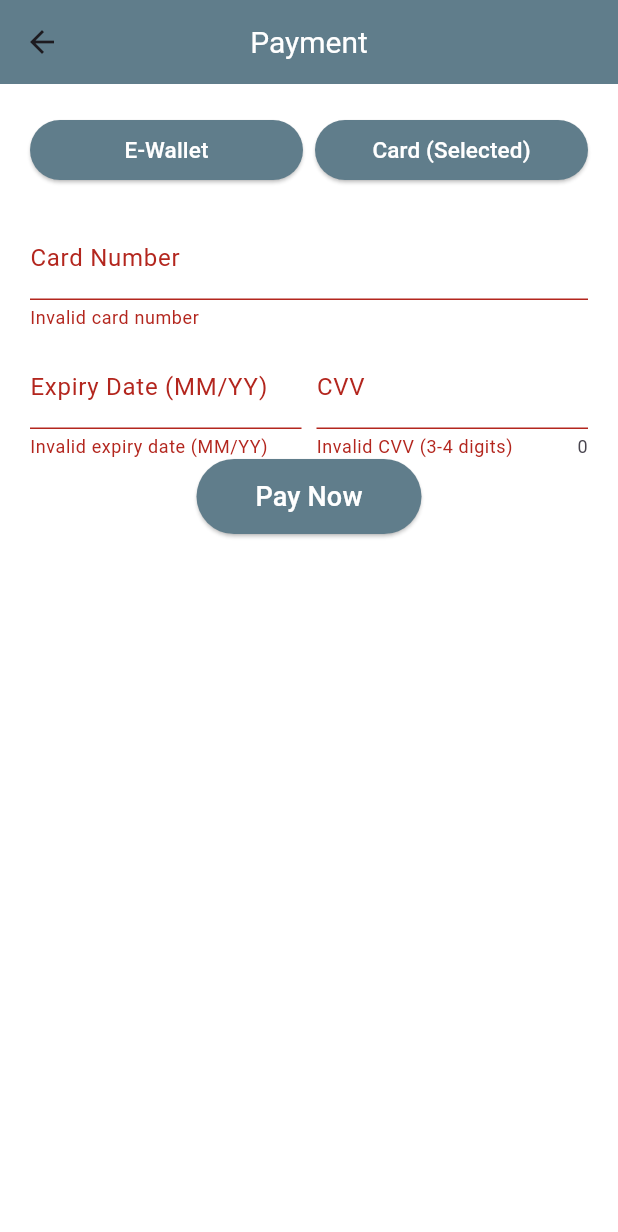
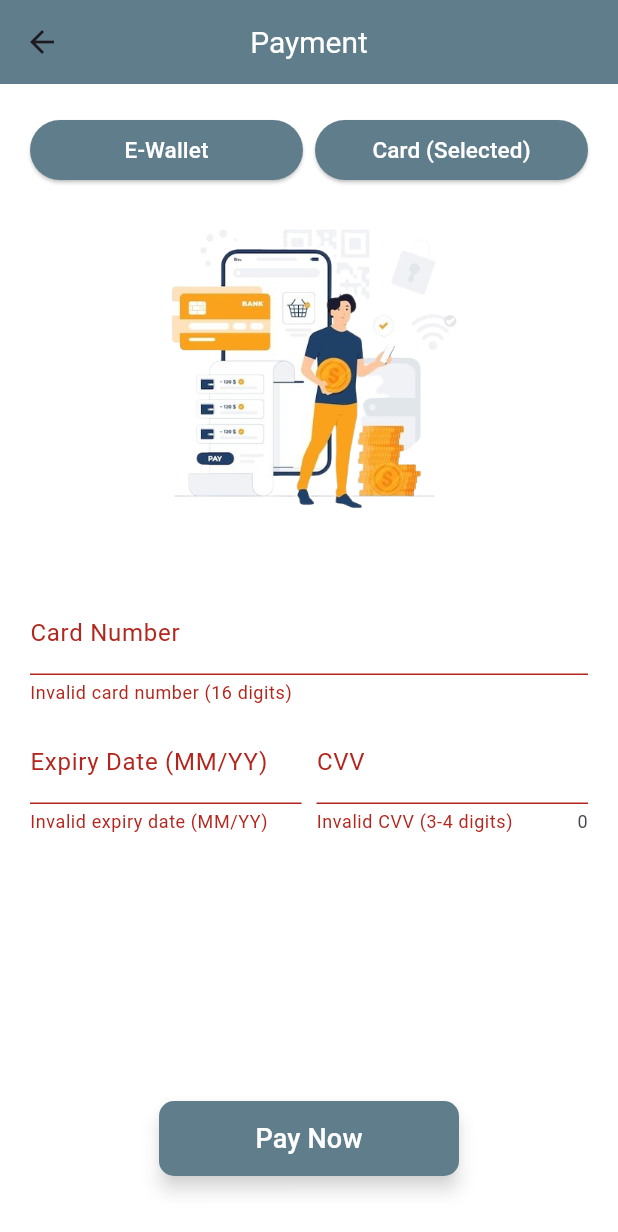
Before and after one commit to hb2909/tapa_0, a Flutter app: the PaymentScreen screen opened directly, on a phone screen of 412 x 824 dp. Shown: the top 1232 px of the screen. Run offline on Flutter 3.47's test engine with Material 3 defaults, Android fonts, the phone set to English and light mode, and no system bars; our stand-ins replace firebase_auth, firebase_core, firebase_database, firebase_messaging, flutter_local_notifications, modal_bottom_sheet and 1 more; missing offline and left inert: intro_screen_onboarding_flutter, qr_code_scanner, wifi_iot; accounts and stored records are empty.

Commit message:
Updated Screens

```diff
--- a/lib/screens/payment.dart
+++ b/lib/screens/payment.dart
@@ -10,137 +10,6 @@ import 'package:firebase_auth/firebase_auth.dart';
 import 'package:flutter/material.dart';
 import 'package:flutter/foundation.dart';
 
-// class PaymentScreen extends StatefulWidget {
-//   @override
-//   _PaymentScreenState createState() => _PaymentScreenState();
-// }
-
-
-// class _PaymentScreenState extends State<PaymentScreen> {
-//   String _selectedPaymentMethod = 'card'; // Default selection
-
-//   @override
-//   Widget build(BuildContext context) {
-//     return Scaffold(
-//       appBar: AppBar(
-//         backgroundColor: Colors.blueGrey,
-//         title: Text('Payment'),
-//         titleTextStyle: TextStyle(
-//           color: Colors.white,
-//           fontSize: 20.0,
-//         ),
-//         centerTitle: true,
-//       ),
-//       body: Padding(
-//         padding: EdgeInsets.all(20.0),
-//         child: Column(
-//           children: [
-//             Row(
-//               mainAxisAlignment: MainAxisAlignment.center,
-//               children: [
-//                 Expanded(
-//                 child: ElevatedButton(
-//                   onPressed: () => setState(() => _selectedPaymentMethod = 'ewallet'),
-//                   child: Text(
-//                     _selectedPaymentMethod == 'ewallet' ? 'E-Wallet (Selected)' : 'E-Wallet',
-//                     style: TextStyle(
-//                       color: Colors.white,
-//                       fontSize: 15,
-//                     ),),
-//                   style: ElevatedButton.styleFrom(
-//                     backgroundColor: _selectedPaymentMethod == 'ewallet' ? Colors.blue : Colors.blueGrey,
-//                   ),
-//                 ),
-//               ),
-//               SizedBox(width: 8),
-//                 Expanded(
-//                 child: ElevatedButton(
-//                   onPressed: () => setState(() => _selectedPaymentMethod = 'card'),
-//                   child: Text(
-//                     _selectedPaymentMethod == 'card' ? 'Card (Selected)' : 'Card',
-//                     style: TextStyle(
-//                       color: Colors.white,
-//                       fontSize: 15,
-//                     ),),
-//                   style: ElevatedButton.styleFrom(
-//                     backgroundColor: _selectedPaymentMethod == 'ewallet' ? Colors.blue : Colors.blueGrey,
-//                   ),
-//                 ),
-//                 ),
-//               ],
-//             ),
-//             SizedBox(height: 20.0),
-//             if (_selectedPaymentMethod == 'ewallet')
-//               TextField(
-//                 decoration: InputDecoration(
-//                   labelText: 'E-Wallet Number/Username',
-//                 ),
-//               ),
-//             if (_selectedPaymentMethod == 'card')
-//               Column(
-//                 children: [
-//                   TextField(
-//                     decoration: InputDecoration(
-//                       labelText: 'Card Number',
-//                     ),
-//                   ),
-//                   SizedBox(height: 10.0),
-//                   Row(
-//                     children: [
-//                       Flexible(
-//                         child: TextField(
-//                           decoration: InputDecoration(
-//                             labelText: 'Expiry Date (MM/YY)',
-//                           ),
-//                         ),
-//                       ),
-//                       SizedBox(width: 10.0),
-//                       Flexible(
-//                         child: TextField(
-//                           decoration: InputDecoration(
-//                             labelText: 'CVV',
-//                           ),
-//                         ),
-//                       ),
-//                     ],
-//                   ),
-//                 ],
-//               ),
-//             SizedBox(height: 50),
-//             ElevatedButton(
-//               onPressed: () {
-//                 Navigator.of(context)
-//                     .pushReplacement(
-//                   MaterialPageRoute(
-//                     builder: (context) =>
-//                         //HomeScreen(),
-//                         //ConnectionScreen(),
-//                         MyBottomNavigationBar(),
-//                   ),
-//                 );
-//               },
-//               child: Text(
-//                 'Pay Now',
-//                 style: TextStyle(
-//                       color: Colors.white,
-//                       fontSize: 18,
-//                     ),
-//                   ),
-//                   style: ButtonStyle(
-//                     backgroundColor: MaterialStateProperty.all(Colors.blueGrey),
-//                     minimumSize: MaterialStateProperty.all(Size(150, 50)),
-//                   ),
-//                 ),
-//           ],
-//         ),
-//       ),
-//     );
-//   }
-// }
-
-import 'package:flutter/material.dart';
-import 'package:flutter/foundation.dart'; // for required field check
-
 class PaymentScreen extends StatefulWidget {
   @override
   _PaymentScreenState createState() => _PaymentScreenState();
@@ -151,11 +20,11 @@ class _PaymentScreenState extends State<PaymentScreen> {
   String _cardNumber = '';
   String _expiryDate = '';
   String _cvv = '';
+  String _eWallet = '';
+  String _pin = '';
 
   bool _validateCardNumber(String cardNumber) {
-    // Replace with a robust regular expression for card number validation
-    // You can find libraries like 'card_validator' for this purpose
-    return cardNumber.length >= 16; // Placeholder validation
+    return cardNumber.length >= 16;
   }
 
   bool _validateExpiryDate(String expiryDate) {
@@ -174,6 +43,13 @@ class _PaymentScreenState extends State<PaymentScreen> {
     return cvv.length >= 3 && cvv.length <= 4;
   }
 
+  bool _validateEWallet(String eWallet) {
+    return eWallet.isNotEmpty;
+  }
+
+  bool _validatePin(String pin) {
+    return pin.length == 6;
+  }
 
   bool _validateForm() {
     if (_selectedPaymentMethod == 'card') {
@@ -183,16 +59,38 @@ class _PaymentScreenState extends State<PaymentScreen> {
       if (!_validateExpiryDate(_expiryDate)) {
         return false;
       }
-      if (!_validateCvv(_cvv)) {
+    }
+    else if (_selectedPaymentMethod == 'ewallet') {
+      if (!_validateEWallet(_eWallet)) {
+        return false;
+      }
+      if (!_validatePin(_pin)) {
         return false;
       }
     }
-    return true; // Form is valid
+    return true;
+  }
+
+  void _handlePayNow() {
+    if (_validateForm()) {
+      // User input is valid, navigate to Home
+      Navigator.of(context).pushReplacement(
+        MaterialPageRoute(builder: (context) => MyBottomNavigationBar()),
+      );
+    } else {
+      ScaffoldMessenger.of(context).showSnackBar(
+        SnackBar(
+          content: Text('Please fix the highlighted errors before proceeding.'),
+          backgroundColor: Colors.red,
+        ),
+      );
+    }
   }
 
   @override
   Widget build(BuildContext context) {
     return Scaffold(
+      resizeToAvoidBottomInset: false,
       appBar: AppBar(
         backgroundColor: Colors.blueGrey,
         title: Text('Payment'),
@@ -204,11 +102,13 @@ class _PaymentScreenState extends State<PaymentScreen> {
       ),
       body: Padding(
         padding: EdgeInsets.all(20.0),
+        child: Flexible(
         child: Column(
           children: [
             Row(
               mainAxisAlignment: MainAxisAlignment.center,
               children: [
+                SizedBox(height: 20.0),
                 Expanded(
                   child: ElevatedButton(
                     onPressed: () => setState(() => _selectedPaymentMethod = 'ewallet'),
@@ -224,7 +124,7 @@ class _PaymentScreenState extends State<PaymentScreen> {
                     ),
                   ),
                 ),
-                const SizedBox(width: 8.0), // Using const constructor
+                const SizedBox(width: 8.0),
                 Expanded(
                   child: ElevatedButton(
                     onPressed: () => setState(() => _selectedPaymentMethod = 'card'),
@@ -242,12 +142,41 @@ class _PaymentScreenState extends State<PaymentScreen> {
                 ),
               ],
             ),
+            Row(
+              mainAxisAlignment: MainAxisAlignment.center,
+              children: [
+                _selectedPaymentMethod == 'card'
+                  ? Image.asset(
+                      'assets/images/card_icon.png',
+                      width: 300,
+                      height: 250,
+                      fit: BoxFit.contain,
+                    )
+                  : Image.asset(
+                      'assets/images/ewallet_icon.png',
+                      width: 300,
+                      height: 250,
+                      fit: BoxFit.cover,
+                    ),
+                ],
+            ),
             SizedBox(height: 20.0),
             if (_selectedPaymentMethod == 'ewallet')
+            Column(
+            children: [
               TextField(
                 decoration: InputDecoration(
-                  labelText: 'E-Wallet Number/Username',
+                  labelText: 'E-Wallet',
+                  errorText: _validateEWallet(_eWallet) ? null : 'Enter your phone number',
                 ),
+              ),
+              TextField(
+                decoration: InputDecoration(
+                  labelText: 'PIN Number',
+                  errorText: _validatePin(_pin) ? null : 'Enter a valid PIN (6 digits)',
+                ),
+              ),
+            ],
             ),
             if (_selectedPaymentMethod == 'card')
             Column(
@@ -256,7 +185,7 @@ class _PaymentScreenState extends State<PaymentScreen> {
                 keyboardType: TextInputType.number, // For card number
                 decoration: InputDecoration(
                   labelText: 'Card Number',
-          errorText: _validateCardNumber(_cardNumber) ? null : 'Invalid card number',
+                  errorText: _validateCardNumber(_cardNumber) ? null : 'Invalid card number (16 digits)',
                 ),
                 onChanged: (value) => setState(() => _cardNumber = value),
               ),
@@ -270,10 +199,10 @@ class _PaymentScreenState extends State<PaymentScreen> {
                         labelText: 'Expiry Date (MM/YY)',
                         errorText: _validateExpiryDate(_expiryDate) ? null : 'Invalid expiry date (MM/YY)',
                       ),
-              onChanged: (value) => setState(() => _expiryDate = value), // Ensure correct spelling
+                      onChanged: (value) => setState(() => _expiryDate = value),
                     ),
                   ),
-          const SizedBox(width: 10.0), // Using const constructor
+                  const SizedBox(width: 10.0),
                   Flexible(
                     child: TextField(
                       keyboardType: TextInputType.number, // For CVV
@@ -288,18 +217,11 @@ class _PaymentScreenState extends State<PaymentScreen> {
                   ),
                 ],
               ),
+            ],
+          ),
+        Spacer(),
         ElevatedButton(
-              onPressed: () {
-                Navigator.of(context)
-                    .pushReplacement(
-                  MaterialPageRoute(
-                    builder: (context) =>
-                        //HomeScreen(),
-                        //ConnectionScreen(),
-                        MyBottomNavigationBar(),
-                  ),
-                );
-              },
+          onPressed: _handlePayNow,
           child: Text(
             'Pay Now',
             style: TextStyle(
@@ -309,11 +231,30 @@ class _PaymentScreenState extends State<PaymentScreen> {
           ),
         style: ButtonStyle(
           backgroundColor: MaterialStateProperty.all(Colors.blueGrey),
-                    minimumSize: MaterialStateProperty.all(Size(150, 50)),
+          minimumSize: MaterialStateProperty.all(Size(200, 50)),
+
+          foregroundColor: MaterialStateProperty.all(Colors.black),
+
+          shape: MaterialStateProperty.all(RoundedRectangleBorder(
+            borderRadius: BorderRadius.circular(10.0),
+          )),
+
+          elevation: MaterialStateProperty.all(5.0), // Shadow elevation
+          shadowColor: MaterialStateProperty.all(Colors.grey.withOpacity(0.5)),
+
+          overlayColor: MaterialStateProperty.resolveWith<Color>(
+          (states) {
+            if (states.contains(MaterialState.pressed)) {
+              return Colors.blueGrey.shade800;
+            }
+            return Colors.transparent;
+          },
             ),
               ),
+            ),
+          const SizedBox(height: 20.0),
           ],
-  )]
+        ),
       ),
       ),
     );
```
Also changed, not shown: lib/screens/deviceInfo.dart (+11 -10 lines), assets/images/card_icon.png (added), assets/images/ewallet_icon.png (added). Lines whose indentation alone changed are shown as unchanged.
